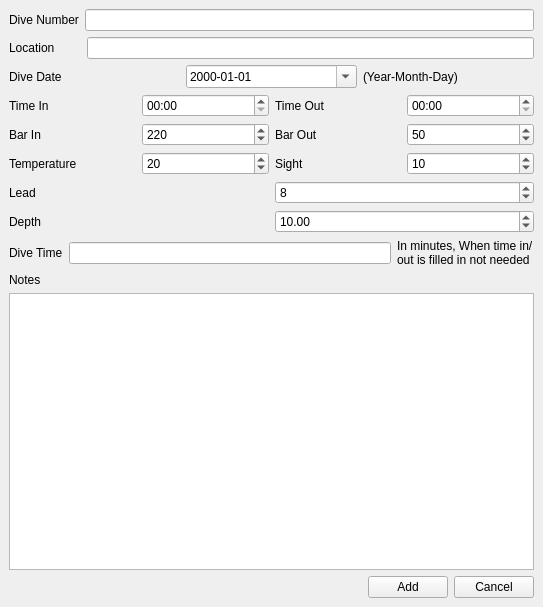
Above: qt/add.ui from bloeper/dive before the change. Below: the same form after it.
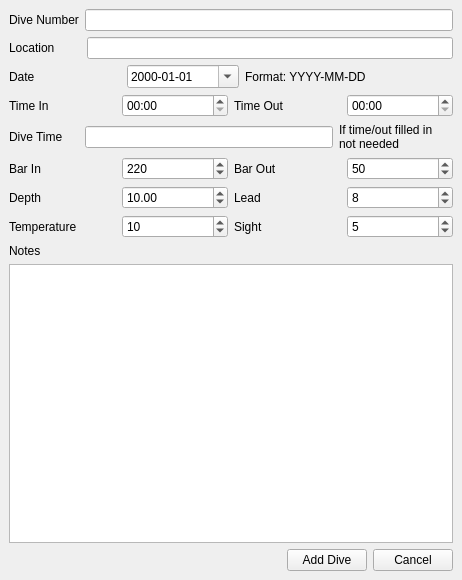
That is the form after the change.

```diff
--- a/qt/add.ui
+++ b/qt/add.ui
@@ -6,17 +6,17 @@
    <rect>
     <x>0</x>
     <y>0</y>
-    <width>543</width>
-    <height>607</height>
+    <width>462</width>
+    <height>580</height>
    </rect>
   </property>
   <property name="windowTitle">
    <string>Add a Dive</string>
   </property>
   <widget class="QWidget" name="centralwidget">
-   <layout class="QVBoxLayout" name="verticalLayout">
+   <layout class="QVBoxLayout" name="verticalLayout_2">
     <item>
-     <layout class="QHBoxLayout" name="NumberLay">
+     <layout class="QHBoxLayout" name="horizontalLayout_8">
       <item>
        <widget class="QLabel" name="LNumber">
         <property name="text">
@@ -30,7 +30,7 @@
      </layout>
     </item>
     <item>
-     <layout class="QHBoxLayout" name="horizontalLayout">
+     <layout class="QHBoxLayout" name="horizontalLayout_7">
       <item>
        <widget class="QLabel" name="LLocation">
         <property name="text">
@@ -39,16 +39,20 @@
        </widget>
       </item>
       <item>
-       <widget class="QLineEdit" name="ILocation"/>
+       <widget class="QLineEdit" name="ILocation">
+        <property name="text">
+         <string/>
+        </property>
+       </widget>
       </item>
      </layout>
     </item>
     <item>
-     <layout class="QHBoxLayout" name="DateLay">
+     <layout class="QHBoxLayout" name="horizontalLayout_6">
       <item>
        <widget class="QLabel" name="LDate">
         <property name="text">
-         <string>Dive Date</string>
+         <string>Date</string>
         </property>
        </widget>
       </item>
@@ -65,14 +69,14 @@
       <item>
        <widget class="QLabel" name="LFormatDate">
         <property name="text">
-         <string>(Year-Month-Day)</string>
+         <string>Format: YYYY-MM-DD                          </string>
         </property>
        </widget>
       </item>
      </layout>
     </item>
     <item>
-     <layout class="QHBoxLayout" name="TimeLay">
+     <layout class="QHBoxLayout" name="horizontalLayout_5">
       <item>
        <widget class="QLabel" name="LTimeIn">
         <property name="text">
@@ -82,24 +86,8 @@
       </item>
       <item>
        <widget class="QTimeEdit" name="ITimeIn">
-        <property name="maximumTime">
-         <time>
-          <hour>23</hour>
-          <minute>59</minute>
-          <second>59</second>
-         </time>
-        </property>
-        <property name="currentSection">
-         <enum>QDateTimeEdit::HourSection</enum>
-        </property>
         <property name="displayFormat">
-         <string>HH:mm</string>
-        </property>
-        <property name="currentSectionIndex">
-         <number>0</number>
-        </property>
-        <property name="timeSpec">
-         <enum>Qt::LocalTime</enum>
+         <string>hh:mm</string>
         </property>
        </widget>
       </item>
@@ -112,31 +100,39 @@
       </item>
       <item>
        <widget class="QTimeEdit" name="ITimeOut">
-        <property name="maximumTime">
-         <time>
-          <hour>23</hour>
-          <minute>59</minute>
-          <second>59</second>
-         </time>
-        </property>
-        <property name="currentSection">
-         <enum>QDateTimeEdit::HourSection</enum>
-        </property>
         <property name="displayFormat">
-         <string>HH:mm</string>
+         <string>hh:mm</string>
         </property>
-        <property name="currentSectionIndex">
-         <number>0</number>
+       </widget>
+      </item>
+     </layout>
+    </item>
+    <item>
+     <layout class="QHBoxLayout" name="horizontalLayout_4">
+      <item>
+       <widget class="QLabel" name="LTime">
+        <property name="text">
+         <string>Dive Time     </string>
         </property>
-        <property name="timeSpec">
-         <enum>Qt::LocalTime</enum>
+       </widget>
+      </item>
+      <item>
+       <widget class="QLineEdit" name="ITime"/>
+      </item>
+      <item>
+       <widget class="QLabel" name="LDiveTime">
+        <property name="text">
+         <string>If time/out filled in not needed</string>
         </property>
+        <property name="wordWrap">
+         <bool>true</bool>
+        </property>
        </widget>
       </item>
      </layout>
     </item>
     <item>
-     <layout class="QHBoxLayout" name="BarLay">
+     <layout class="QHBoxLayout" name="horizontalLayout_3">
       <item>
        <widget class="QLabel" name="LBarIn">
         <property name="text">
@@ -147,7 +143,7 @@
       <item>
        <widget class="QSpinBox" name="IBarIn">
         <property name="maximum">
-         <number>300</number>
+         <number>350</number>
         </property>
         <property name="value">
          <number>220</number>
@@ -164,7 +160,7 @@
       <item>
        <widget class="QSpinBox" name="IBarOut">
         <property name="maximum">
-         <number>300</number>
+         <number>350</number>
         </property>
         <property name="value">
          <number>50</number>
@@ -174,9 +170,41 @@
      </layout>
     </item>
     <item>
-     <layout class="QHBoxLayout" name="TempSightLay">
+     <layout class="QHBoxLayout" name="horizontalLayout_2">
       <item>
-       <widget class="QLabel" name="Ltemperature">
+       <widget class="QLabel" name="LDepth">
+        <property name="text">
+         <string>Depth</string>
+        </property>
+       </widget>
+      </item>
+      <item>
+       <widget class="QDoubleSpinBox" name="IDepth">
+        <property name="value">
+         <double>10.000000000000000</double>
+        </property>
+       </widget>
+      </item>
+      <item>
+       <widget class="QLabel" name="LLead">
+        <property name="text">
+         <string>Lead</string>
+        </property>
+       </widget>
+      </item>
+      <item>
+       <widget class="QSpinBox" name="ILead">
+        <property name="value">
+         <number>8</number>
+        </property>
+       </widget>
+      </item>
+     </layout>
+    </item>
+    <item>
+     <layout class="QHBoxLayout" name="horizontalLayout">
+      <item>
+       <widget class="QLabel" name="LTemperature">
         <property name="text">
          <string>Temperature</string>
         </property>
@@ -185,10 +213,13 @@
       <item>
        <widget class="QSpinBox" name="ITemperature">
         <property name="minimum">
-         <number>-99</number>
+         <number>-100</number>
+        </property>
+        <property name="maximum">
+         <number>100</number>
         </property>
         <property name="value">
-         <number>20</number>
+         <number>10</number>
         </property>
        </widget>
       </item>
@@ -202,74 +233,14 @@
       <item>
        <widget class="QSpinBox" name="ISight">
         <property name="value">
-         <number>10</number>
+         <number>5</number>
         </property>
        </widget>
       </item>
      </layout>
     </item>
     <item>
-     <layout class="QHBoxLayout" name="LeadLay">
-      <item>
-       <widget class="QLabel" name="LLead">
-        <property name="text">
-         <string>Lead</string>
-        </property>
-       </widget>
-      </item>
-      <item>
-       <widget class="QSpinBox" name="ILead">
-        <property name="value">
-         <number>8</number>
-        </property>
-       </widget>
-      </item>
-     </layout>
-    </item>
-    <item>
-     <layout class="QHBoxLayout" name="DepthLay">
-      <item>
-       <widget class="QLabel" name="Ldepth">
-        <property name="text">
-         <string>Depth</string>
-        </property>
-       </widget>
-      </item>
-      <item>
-       <widget class="QDoubleSpinBox" name="IDepth">
-        <property name="value">
-         <double>10.000000000000000</double>
-        </property>
-       </widget>
-      </item>
-     </layout>
-    </item>
-    <item>
-     <layout class="QHBoxLayout" name="DiveTimeLay">
-      <item>
-       <widget class="QLabel" name="LTime">
-        <property name="text">
-         <string>Dive Time</string>
-        </property>
-       </widget>
-      </item>
-      <item>
-       <widget class="QLineEdit" name="ITime"/>
-      </item>
-      <item>
-       <widget class="QLabel" name="LFormatTime">
-        <property name="text">
-         <string>In minutes, When time in/out is filled in not needed</string>
-        </property>
-        <property name="wordWrap">
-         <bool>true</bool>
-        </property>
-       </widget>
-      </item>
-     </layout>
-    </item>
-    <item>
-     <layout class="QVBoxLayout" name="Noteslay">
+     <layout class="QVBoxLayout" name="verticalLayout">
       <item>
        <widget class="QLabel" name="LNotes">
         <property name="text">
@@ -283,7 +254,7 @@
      </layout>
     </item>
     <item>
-     <layout class="QHBoxLayout" name="Buttons">
+     <layout class="QHBoxLayout" name="horizontalLayout_9">
       <item>
        <spacer name="horizontalSpacer">
         <property name="orientation">
@@ -300,7 +271,7 @@
       <item>
        <widget class="QPushButton" name="Add">
         <property name="text">
-         <string>Add</string>
+         <string>Add Dive</string>
         </property>
        </widget>
       </item>
```
